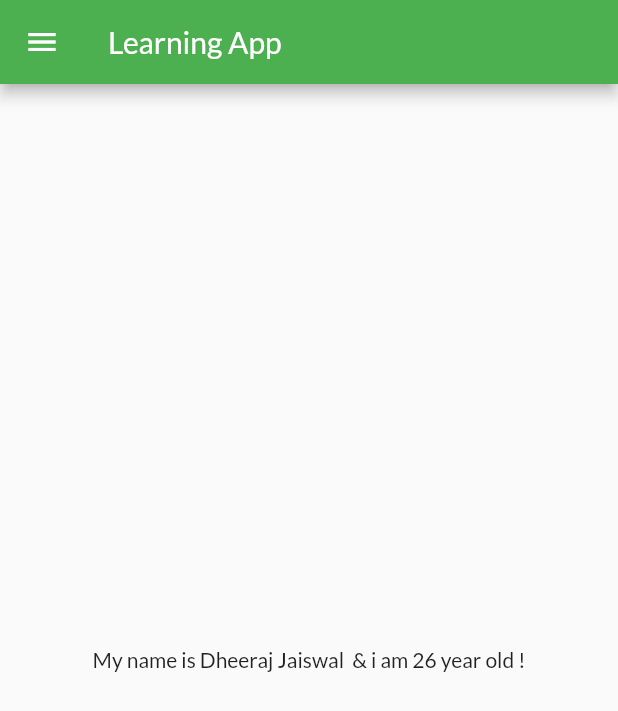
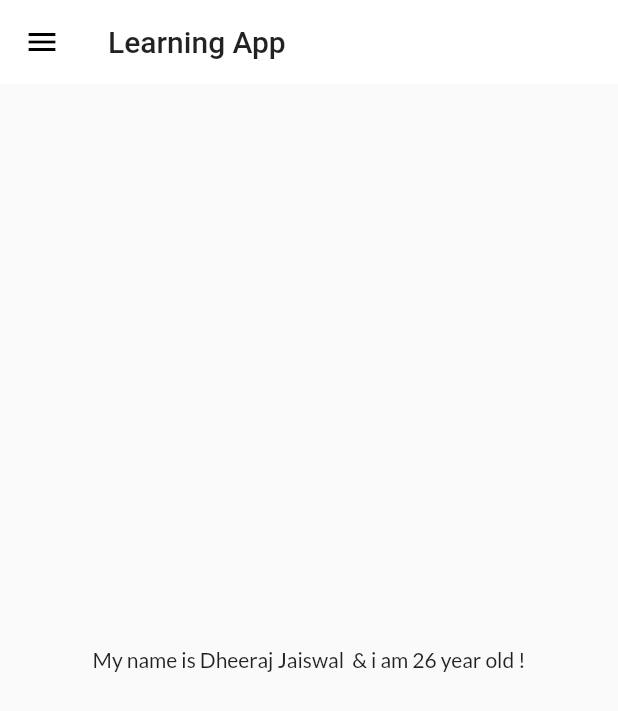
Before and after one commit to thedheerajjaiswal/flutter_catalog, a Flutter app: the screen it shows after launch, on a phone screen of 412 x 824 dp. Shown: the top 711 px of the screen. Run offline on Flutter 3.47's test engine with Material 2 defaults, Android fonts, the phone set to English and light mode, and no system bars; our stand-ins replace google_fonts.

Commit message:
themes Extracted

```diff
--- a/lib/main.dart
+++ b/lib/main.dart
@@ -1,5 +1,6 @@
 import 'package:flutter/material.dart';
 import 'package:flutter_catalog/utils/routes.dart';
+import 'package:flutter_catalog/widgets/themes.dart';
 import 'package:google_fonts/google_fonts.dart';
 import 'package:flutter_catalog/pages/home_page.dart';
 import 'package:flutter_catalog/pages/login_page.dart';
@@ -16,15 +17,13 @@ class MyApp extends StatelessWidget {
     return MaterialApp(
       // home: HomePage(),
       themeMode: ThemeMode.light,
-      theme: ThemeData(
-        primarySwatch: Colors.green,
-        fontFamily: GoogleFonts.lato().fontFamily,
-      ),
+      theme: MyTheme.lightTheme(context),
+
+      darkTheme: MyTheme.darktheme(context),
+
       //For removing the debug logo from app
       debugShowCheckedModeBanner: false,
-      darkTheme: ThemeData(
-        brightness: Brightness.dark,
-      ),
+
       initialRoute: MyRoutes.homeRoutes,
       routes: {
         "/": (context) => LoginPage(),
--- /dev/null
+++ b/lib/widgets/themes.dart
@@ -0,0 +1,21 @@
+import 'package:flutter/material.dart';
+import 'package:google_fonts/google_fonts.dart';
+
+class MyTheme {
+  static ThemeData lightTheme(BuildContext context) => ThemeData(
+        primarySwatch: Colors.green,
+        fontFamily: GoogleFonts.lato().fontFamily,
+        appBarTheme: AppBarTheme(
+          color: Colors.white,
+          elevation: 0.0,
+          iconTheme: IconThemeData(
+            color: Colors.black,
+          ),
+          textTheme: Theme.of(context).textTheme,
+        ),
+      );
+
+  static ThemeData darktheme(BuildContext context) => ThemeData(
+        brightness: Brightness.dark,
+      );
+}
```
